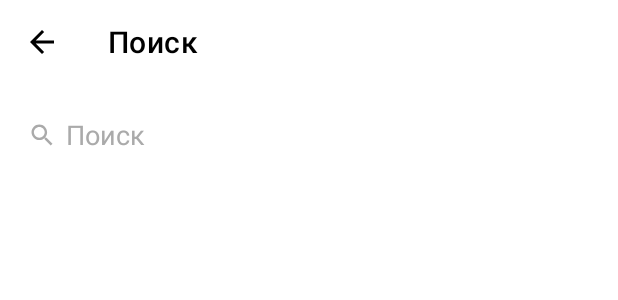
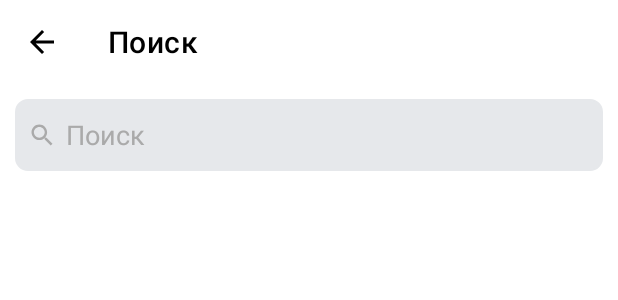
Before and after one commit to Semiteplov/PlaylistMaker, an Android app: the layout activity_search.xml on its own in the app's theme, with its tools: preview values and no code run, on a phone screen of 412 x 824 dp. Shown: the top 300 px of the screen. Run offline under Robolectric (Android 15) with nearby library versions, the phone set to English and light mode, and no system bars.

Commit message:
Sprint_11/23. Refactor Search according to reviewer comments

```diff
--- a/app/src/main/java/com/example/playlistmaker/TrackViewHolder.kt
+++ b/app/src/main/java/com/example/playlistmaker/TrackViewHolder.kt
@@ -17,9 +17,11 @@ class TrackViewHolder(itemView: View) : RecyclerView.ViewHolder(itemView) {
     private val trackTime: TextView = itemView.findViewById(R.id.track_time)
     private val artworkImage: ImageView = itemView.findViewById(R.id.artwork_image)
 
+    private companion object {
+        const val radiusCorners = 2.0f
+    }
+
     fun bind(track: Track) {
-        val radiusCorners = 2.0f
-
         val requestOptions = RequestOptions()
             .placeholder(R.drawable.placeholder)
             .diskCacheStrategy(DiskCacheStrategy.ALL)
--- /dev/null
+++ b/app/src/main/res/drawable/round_background.xml
@@ -0,0 +1,5 @@
+<?xml version="1.0" encoding="utf-8"?>
+<shape xmlns:android="http://schemas.android.com/apk/res/android">
+    <solid android:color="@color/search_back_button" />
+    <corners android:radius="56dp" />
+</shape>
--- a/app/src/main/res/layout/activity_search.xml
+++ b/app/src/main/res/layout/activity_search.xml
@@ -70,15 +70,15 @@
 
             <ImageView
                 android:id="@+id/no_tracks_image"
-                android:layout_width="120dp"
-                android:layout_height="120dp"
+                android:layout_width="@dimen/error_image_layout_size"
+                android:layout_height="@dimen/error_image_layout_size"
                 android:visibility="invisible"
                 app:srcCompat="@drawable/ic_no_tracks" />
 
             <TextView
                 android:id="@+id/text"
                 android:layout_width="match_parent"
-                android:layout_height="80dp"
+                android:layout_height="84dp"
                 android:layout_marginStart="24dp"
                 android:layout_marginTop="16dp"
                 android:layout_marginEnd="24dp"
@@ -88,20 +88,22 @@
                 android:padding="4dp"
                 android:textSize="16sp"
                 android:visibility="invisible"
+                android:textColor="@color/search_item_title"
                 tools:text="text_view" />
 
             <Button
                 android:id="@+id/update_button"
-                android:layout_width="96dp"
+                android:layout_width="104dp"
                 android:layout_height="48dp"
-                android:background="@color/search_bar_background"
+                android:background="@drawable/round_background"
                 android:fontFamily="@font/ys_display_medium"
                 android:lineHeight="16dp"
                 android:padding="6dp"
                 android:text="@string/update"
                 android:textAllCaps="false"
                 android:textSize="16sp"
-                android:visibility="invisible" />
+                android:visibility="invisible"
+                app:backgroundTint="@null" />
         </LinearLayout>
 
     </FrameLayout>
--- a/app/src/main/res/values/colors.xml
+++ b/app/src/main/res/values/colors.xml
@@ -10,7 +10,7 @@
     <color name="primary">#1A1B22</color>
     <color name="grey">#AEAFB4</color>
     <color name="blue">#3772E7</color>
-    <color name="search_bar_background">#FFFFFFFF</color>
+    <color name="search_bar_background">#E6E8EB</color>
     <color name="search_icon">#AEAFB4</color>
     <color name="search_hint">#AAAAAA</color>
     <color name="search_back_button">#FF000000</color>
--- a/app/src/main/res/values/dimens.xml
+++ b/app/src/main/res/values/dimens.xml
@@ -8,4 +8,5 @@
     <dimen name="icon_padding">8dp</dimen>
     <dimen name="button_icon_padding">12dp</dimen>
     <dimen name="recycler_view_margin">8dp</dimen>
+    <dimen name="error_image_layout_size">120dp</dimen>
 </resources>
```
Also changed, not shown: app/src/main/java/com/example/playlistmaker/SearchActivity.kt (+21 -16 lines), app/src/main/java/com/example/playlistmaker/Track.kt (+12 -5 lines).
